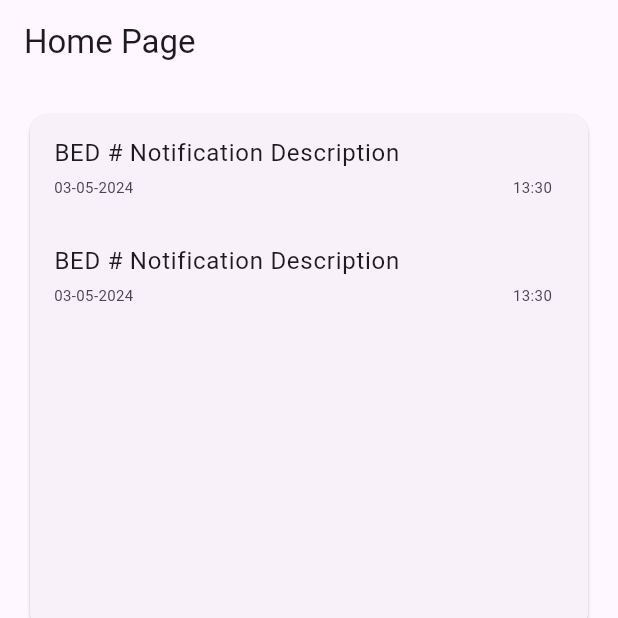
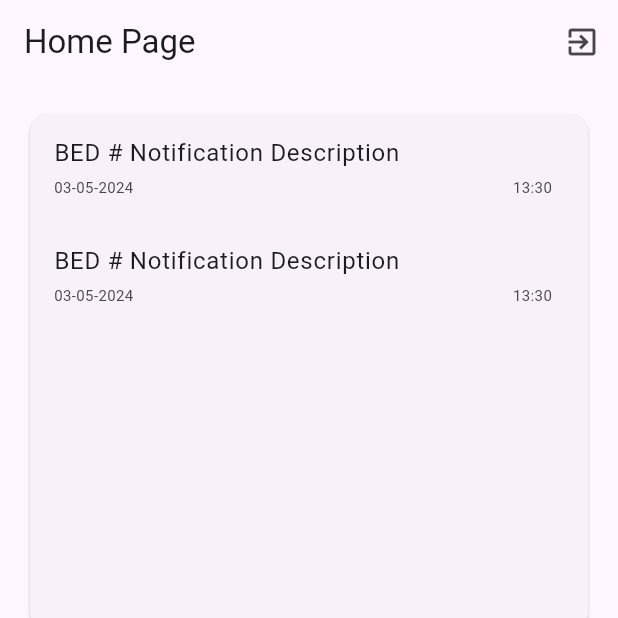
Before and after one commit to CSE396-Group10-2024/PAES-MOBILE-APPLICATION, a Flutter app: the HomePage screen opened directly with empty values, on a phone screen of 412 x 824 dp, the top half of it. Run offline on Flutter 3.47's test engine with Material 3 defaults, Android fonts, the phone set to English and light mode, and no system bars; missing offline and left inert: mongo_dart.

Commit message:
added quit button to home page and updated parts

```diff
--- a/lib/home_page.dart
+++ b/lib/home_page.dart
@@ -1,12 +1,20 @@
+import 'package:cengproject/add_patient.dart';
 import 'package:flutter/material.dart';
+import 'package:flutter/services.dart';
 import 'notification_page.dart';
 import 'patientProfile_page.dart';
+import 'package:cengproject/dbhelper/mongodb.dart';
 
 class HomePage extends StatelessWidget {
   final Map<String, dynamic> user;
   final List<Map<String, dynamic>> carePatients;
 
   const HomePage({super.key, required this.user, required this.carePatients});
+
+  Future<void> _quitApp() async {
+    await MongoDatabase.disconnect();
+    SystemNavigator.pop();
+  }
 
   @override
   Widget build(BuildContext context) {
@@ -16,6 +24,14 @@ class HomePage extends StatelessWidget {
     return Scaffold(
       appBar: AppBar(
         title: Text('Home Page'),
+        actions: [
+          IconButton(
+            icon: Icon(Icons.exit_to_app),
+            onPressed: () async {
+              await _quitApp();
+            },
+          ),
+        ],
       ),
       body: Column(
         children: [
@@ -37,7 +53,7 @@ class HomePage extends StatelessWidget {
                     ),
                   GridItem(
                     title: 'Add Patient',
-                    destinationPage: PatientProfile(patient: {}),
+                    destinationPage: AddPatientPage(user: user),
                   ),
                 ],
               ),
```
